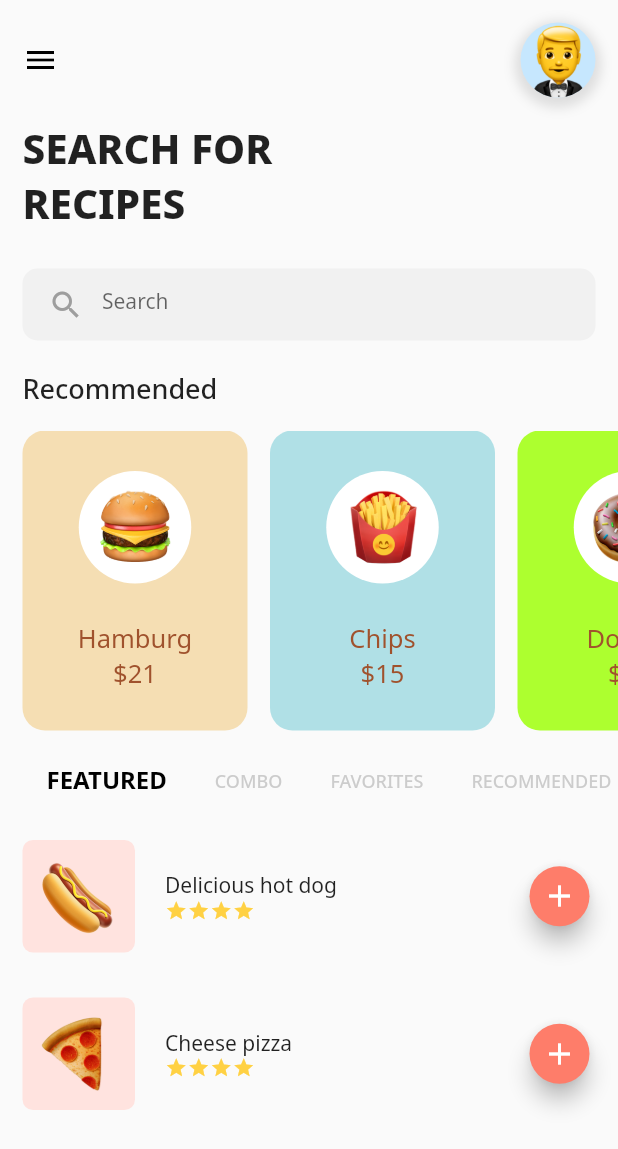
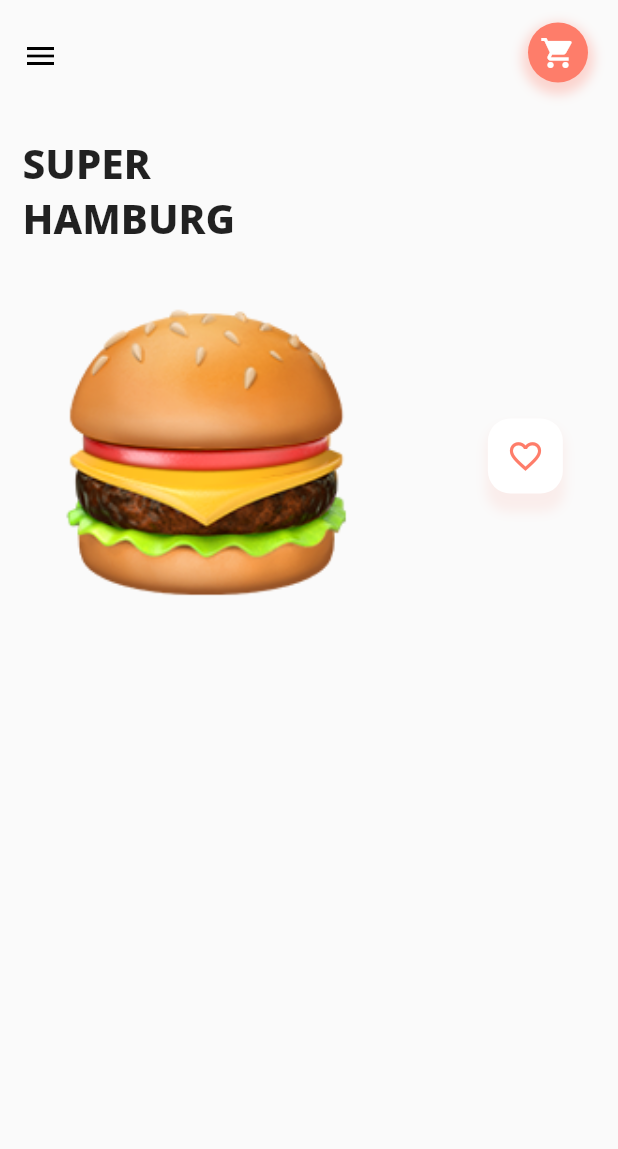
Before and after one commit to Pablofr10/foodApp, a Flutter app: the screen it shows after launch, after a tap on "Hamburg", on a phone screen of 412 x 824 dp. Shown: the top 1149 px of the screen. Run offline on Flutter 3.47's test engine with Material 2 defaults, Android fonts, the phone set to English and light mode, and no system bars; drawn by our look-alikes of smooth_star_rating; our stand-ins replace google_fonts.

Commit message:
Criando botões personalizados.

```diff
--- /dev/null
+++ b/lib/burgepage.dart
@@ -0,0 +1,130 @@
+import 'package:flutter/material.dart';
+import 'package:google_fonts/google_fonts.dart';
+
+class BurgerPage extends StatefulWidget {
+  final imgPath, foodName, pricePerItem, heroTag;
+
+  BurgerPage({this.imgPath, this.foodName, this.pricePerItem, this.heroTag});
+
+  @override
+  _BurgerPageState createState() => _BurgerPageState();
+}
+
+class _BurgerPageState extends State<BurgerPage> {
+  @override
+  Widget build(BuildContext context) {
+    return Scaffold(
+      body: ListView(
+        children: [
+          Padding(
+            padding: EdgeInsets.all(15.0),
+            child: Row(
+              mainAxisAlignment: MainAxisAlignment.spaceBetween,
+              children: [
+                Icon(Icons.menu, color: Colors.black),
+                Stack(
+                  children: [
+                    Container(
+                      height: 45.0,
+                      width: 45.0,
+                      color: Colors.transparent,
+                    ),
+                    Container(
+                      height: 40.0,
+                      width: 40.0,
+                      decoration: BoxDecoration(boxShadow: [
+                        BoxShadow(
+                          color: Color(0xFFFE7D6A).withOpacity(0.3),
+                          blurRadius: 6.0,
+                          spreadRadius: 4.0,
+                          offset: Offset(0.0, 4.0),
+                        )
+                      ], color: Color(0xFFFE7D6A), shape: BoxShape.circle),
+                      child: Center(
+                        child: Icon(
+                          Icons.shopping_cart,
+                          color: Colors.white,
+                        ),
+                      ),
+                    )
+                  ],
+                )
+              ],
+            ),
+          ),
+          SizedBox(height: 15.0),
+          Padding(
+            padding: const EdgeInsets.only(left: 15.0),
+            child: Text(
+              'SUPER',
+              style: GoogleFonts.notoSans(
+                  fontWeight: FontWeight.w800, fontSize: 27.0),
+            ),
+          ),
+          Padding(
+            padding: const EdgeInsets.only(left: 15.0),
+            child: Text(
+              widget.foodName.toString().toUpperCase(),
+              style: GoogleFonts.notoSans(
+                  fontWeight: FontWeight.w800, fontSize: 27.0),
+            ),
+          ),
+          SizedBox(height: 40.0),
+          Row(
+            mainAxisAlignment: MainAxisAlignment.spaceEvenly,
+            children: [
+              Hero(
+                tag: widget.heroTag,
+                child: Container(
+                  height: 200.0,
+                  width: 200.0,
+                  decoration: BoxDecoration(
+                    image: DecorationImage(
+                      image: AssetImage(widget.imgPath),
+                      fit: BoxFit.cover,
+                    ),
+                  ),
+                ),
+              ),
+              SizedBox(
+                width: 15.0,
+              ),
+              Column(
+                children: [
+                  Stack(
+                    children: [
+                      Container(
+                        height: 45.0,
+                        width: 40.0,
+                        decoration: BoxDecoration(
+                            borderRadius: BorderRadius.circular(15.0),
+                            boxShadow: [
+                              BoxShadow(
+                                  color: Color(0xFFFE7D6A).withOpacity(0.1),
+                                  blurRadius: 6.0,
+                                  spreadRadius: 6.0,
+                                  offset: Offset(5.0, 11.0))
+                            ]),
+                      ),
+                      Container(
+                        height: 50.0,
+                        width: 50.0,
+                        decoration: BoxDecoration(
+                            borderRadius: BorderRadius.circular(15.0),
+                            color: Colors.white),
+                        child: Center(
+                          child: Icon(Icons.favorite_border,
+                              color: Color(0xFFFE7D6A), size: 25.0),
+                        ),
+                      )
+                    ],
+                  )
+                ],
+              )
+            ],
+          )
+        ],
+      ),
+    );
+  }
+}
--- a/lib/dashboadpage.dart
+++ b/lib/dashboadpage.dart
@@ -1,4 +1,5 @@
 import 'package:flutter/material.dart';
+import 'package:foodApp/burgepage.dart';
 import 'package:foodApp/foodtabs.dart';
 import 'package:google_fonts/google_fonts.dart';
 
@@ -177,7 +178,13 @@ class _DashboardPageState extends State<DashboardPage>
       padding: EdgeInsets.only(left: 15.0),
       child: InkWell(
         onTap: () {
-          // Todo
+          Navigator.of(context).push(MaterialPageRoute(
+              builder: (context) => BurgerPage(
+                    heroTag: foodName,
+                    foodName: foodName,
+                    pricePerItem: price,
+                    imgPath: imgPath,
+                  )));
         },
         child: Container(
           height: 175.0,
```
